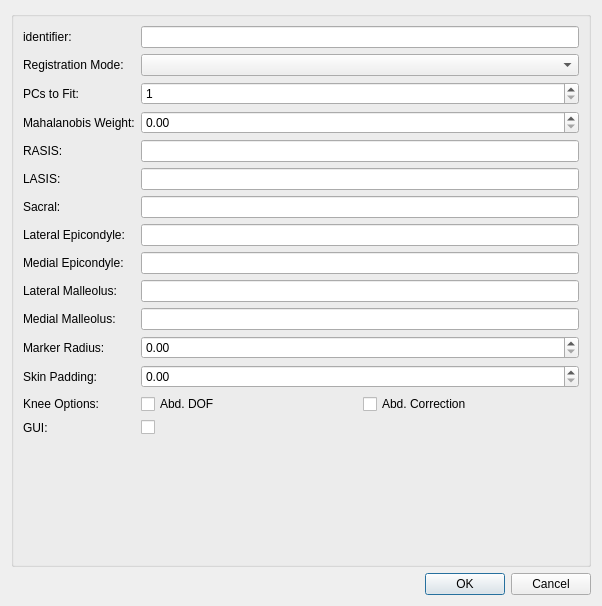
The window that mapclientplugins/fieldworklowerlimbgenerationstep/qt/configuredialog.ui (mapclient-plugins/fieldworklowerlimbgenerationstep) describes before a commit, drawn with Qt 5.
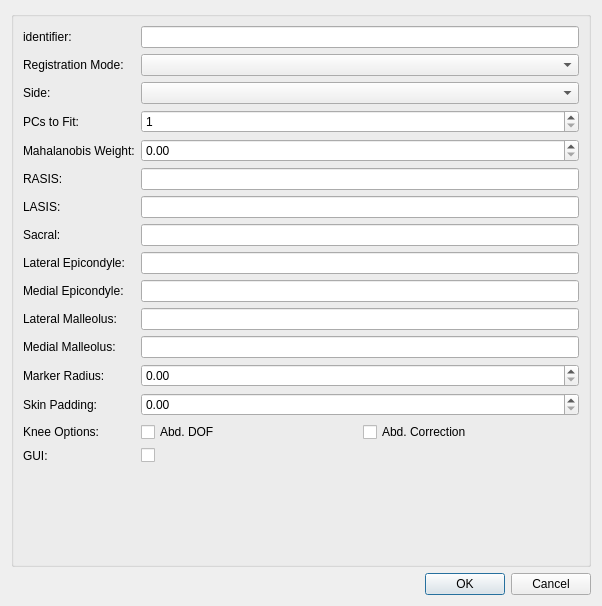
The same window after the commit.

Commit message: added side combo box to ui file

Diff of the .ui file:
```diff
--- a/mapclientplugins/fieldworklowerlimbgenerationstep/qt/configuredialog.ui
+++ b/mapclientplugins/fieldworklowerlimbgenerationstep/qt/configuredialog.ui
@@ -37,14 +37,14 @@
         </property>
        </widget>
       </item>
-      <item row="2" column="0">
+      <item row="3" column="0">
        <widget class="QLabel" name="label">
         <property name="text">
          <string>PCs to Fit:</string>
         </property>
        </widget>
       </item>
-      <item row="2" column="1">
+      <item row="3" column="1">
        <widget class="QSpinBox" name="spinBox_pcsToFit">
         <property name="minimum">
          <number>1</number>
@@ -54,101 +54,101 @@
         </property>
        </widget>
       </item>
-      <item row="3" column="0">
+      <item row="4" column="0">
        <widget class="QLabel" name="label_2">
         <property name="text">
          <string>Mahalanobis Weight:</string>
         </property>
        </widget>
       </item>
-      <item row="3" column="1">
+      <item row="4" column="1">
        <widget class="QDoubleSpinBox" name="doubleSpinBox_mWeight">
         <property name="singleStep">
          <double>0.100000000000000</double>
         </property>
        </widget>
       </item>
-      <item row="4" column="0">
+      <item row="5" column="0">
        <widget class="QLabel" name="label_3">
         <property name="text">
          <string>RASIS:</string>
         </property>
        </widget>
       </item>
-      <item row="5" column="0">
+      <item row="6" column="0">
        <widget class="QLabel" name="label_4">
         <property name="text">
          <string>LASIS:</string>
         </property>
        </widget>
       </item>
-      <item row="4" column="1">
-       <widget class="QLineEdit" name="lineEdit_RASIS"/>
-      </item>
       <item row="5" column="1">
+       <widget class="QLineEdit" name="lineEdit_RASIS"/>
+      </item>
+      <item row="6" column="1">
        <widget class="QLineEdit" name="lineEdit_LASIS"/>
       </item>
       <item row="1" column="1">
        <widget class="QComboBox" name="comboBox_regmode"/>
       </item>
-      <item row="6" column="1">
+      <item row="7" column="1">
        <widget class="QLineEdit" name="lineEdit_Sacral"/>
       </item>
-      <item row="6" column="0">
+      <item row="7" column="0">
        <widget class="QLabel" name="label_9">
         <property name="text">
          <string>Sacral:</string>
         </property>
        </widget>
       </item>
-      <item row="7" column="0">
+      <item row="8" column="0">
        <widget class="QLabel" name="label_5">
         <property name="text">
          <string>Lateral Epicondyle:</string>
         </property>
        </widget>
       </item>
-      <item row="7" column="1">
+      <item row="8" column="1">
        <widget class="QLineEdit" name="lineEdit_LEC"/>
       </item>
-      <item row="8" column="0">
+      <item row="9" column="0">
        <widget class="QLabel" name="label_6">
         <property name="text">
          <string>Medial Epicondyle:</string>
         </property>
        </widget>
       </item>
-      <item row="8" column="1">
+      <item row="9" column="1">
        <widget class="QLineEdit" name="lineEdit_MEC"/>
       </item>
-      <item row="9" column="0">
+      <item row="10" column="0">
        <widget class="QLabel" name="label_7">
         <property name="text">
          <string>Lateral Malleolus:</string>
         </property>
        </widget>
       </item>
-      <item row="9" column="1">
+      <item row="10" column="1">
        <widget class="QLineEdit" name="lineEdit_LM"/>
       </item>
-      <item row="10" column="0">
+      <item row="11" column="0">
        <widget class="QLabel" name="label_8">
         <property name="text">
          <string>Medial Malleolus:</string>
         </property>
        </widget>
       </item>
-      <item row="10" column="1">
+      <item row="11" column="1">
        <widget class="QLineEdit" name="lineEdit_MM"/>
       </item>
-      <item row="13" column="0">
+      <item row="14" column="0">
        <widget class="QLabel" name="label_10">
         <property name="text">
          <string>Knee Options:</string>
         </property>
        </widget>
       </item>
-      <item row="13" column="1">
+      <item row="14" column="1">
        <layout class="QHBoxLayout" name="horizontalLayout">
         <item>
          <widget class="QCheckBox" name="checkBox_kneedof">
@@ -166,40 +166,50 @@
         </item>
        </layout>
       </item>
-      <item row="14" column="0">
+      <item row="15" column="0">
        <widget class="QLabel" name="label_11">
         <property name="text">
          <string>GUI:</string>
         </property>
        </widget>
       </item>
-      <item row="14" column="1">
+      <item row="15" column="1">
        <widget class="QCheckBox" name="checkBox_GUI">
         <property name="text">
          <string/>
         </property>
        </widget>
       </item>
-      <item row="11" column="0">
+      <item row="12" column="0">
        <widget class="QLabel" name="label_12">
         <property name="text">
          <string>Marker Radius:</string>
         </property>
        </widget>
       </item>
-      <item row="12" column="0">
+      <item row="13" column="0">
        <widget class="QLabel" name="label_13">
         <property name="text">
          <string>Skin Padding:</string>
         </property>
        </widget>
       </item>
-      <item row="11" column="1">
-       <widget class="QDoubleSpinBox" name="doubleSpinBox_markerRadius"/>
-      </item>
       <item row="12" column="1">
+       <widget class="QDoubleSpinBox" name="doubleSpinBox_markerRadius"/>
+      </item>
+      <item row="13" column="1">
        <widget class="QDoubleSpinBox" name="doubleSpinBox_skinPad"/>
       </item>
+      <item row="2" column="0">
+       <widget class="QLabel" name="label_14">
+        <property name="text">
+         <string>Side:</string>
+        </property>
+       </widget>
+      </item>
+      <item row="2" column="1">
+       <widget class="QComboBox" name="comboBox_side"/>
+      </item>
      </layout>
     </widget>
    </item>
```
Left out of the diff: 3 changed lines with no effect on the pictures.
